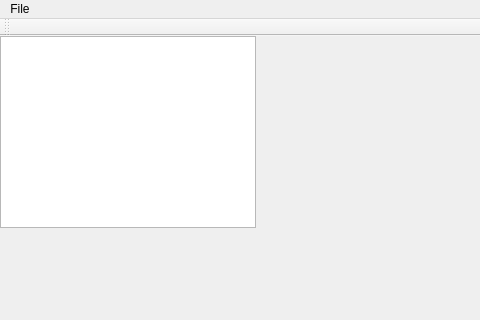
Old version of the form QSLAM/QSLAM/mainwindow.ui in the repository malichao/SLAM; both pictures show x 0 to 480 and y 0 to 320 of the 1138 by 813 pixel window.
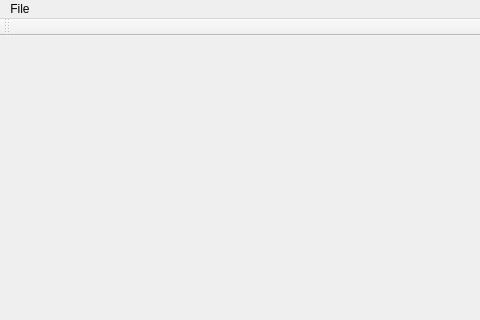
New version of the form.

```diff
--- a/QSLAM/QSLAM/mainwindow.ui
+++ b/QSLAM/QSLAM/mainwindow.ui
@@ -13,24 +13,7 @@
   <property name="windowTitle">
    <string>MainWindow</string>
   </property>
-  <widget class="QWidget" name="centralWidget">
-   <widget class="QGraphicsView" name="graphicsView">
-    <property name="geometry">
-     <rect>
-      <x>0</x>
-      <y>0</y>
-      <width>256</width>
-      <height>192</height>
-     </rect>
-    </property>
-    <property name="maximumSize">
-     <size>
-      <width>256</width>
-      <height>16777215</height>
-     </size>
-    </property>
-   </widget>
-  </widget>
+  <widget class="QWidget" name="centralWidget"/>
   <widget class="QMenuBar" name="menuBar">
    <property name="geometry">
     <rect>
```
